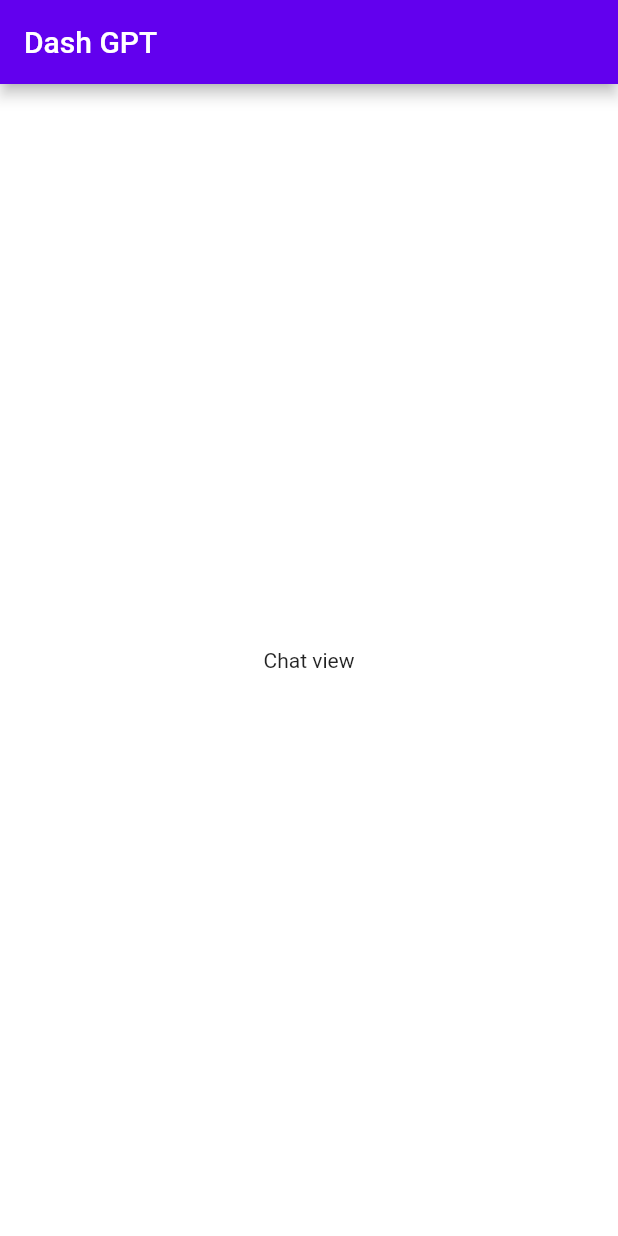
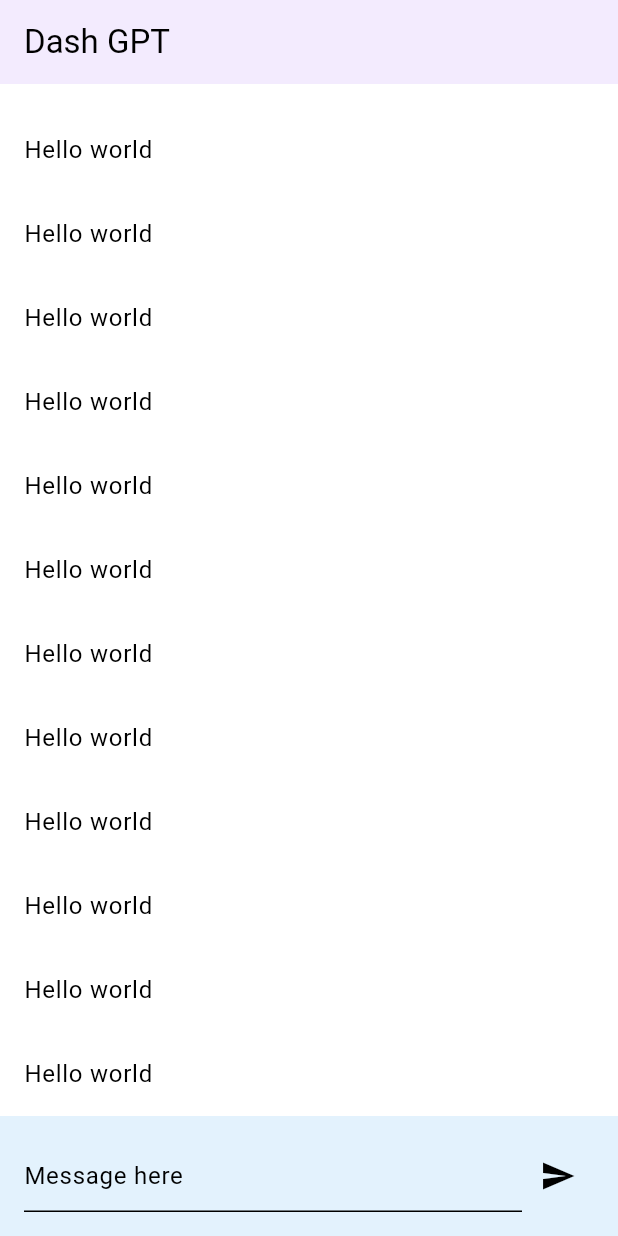
Before and after one commit to paopp2/dash_gpt, a Flutter app: the screen it shows after launch, on a phone screen of 412 x 824 dp. Run offline on Flutter 3.47's test engine with Material 2 defaults, Android fonts, the phone set to English and light mode, and no system bars; our stand-ins replace bloc.

Commit message:
Add initial design for chat page

```diff
--- a/lib/features/chat/view/chat_page.dart
+++ b/lib/features/chat/view/chat_page.dart
@@ -16,8 +16,38 @@ class ChatView extends StatelessWidget {
   Widget build(BuildContext context) {
     return Scaffold(
       appBar: AppBar(title: const Text("Dash GPT")),
-      body: const Center(
-        child: Text('Chat view'),
+      body: Column(
+        children: [
+          Expanded(
+            child: ListView.builder(
+              reverse: true,
+              itemBuilder: (context, index) {
+                return const ListTile(
+                  title: Text('Hello world'),
+                );
+              },
+            ),
+          ),
+          Container(
+            color: Theme.of(context).secondaryHeaderColor,
+            child: Padding(
+              padding: const EdgeInsets.all(16.0),
+              child: Row(
+                children: [
+                  const Expanded(
+                    child: TextField(
+                      decoration: InputDecoration(hintText: 'Message here'),
+                    ),
+                  ),
+                  IconButton(
+                    onPressed: () {},
+                    icon: const Icon(Icons.send),
+                  ),
+                ],
+              ),
+            ),
+          ),
+        ],
       ),
     );
   }
--- a/lib/theme/theme.dart
+++ b/lib/theme/theme.dart
@@ -4,12 +4,14 @@ class AppTheme {
   static get light {
     return ThemeData.from(
       colorScheme: const ColorScheme.light(),
+      useMaterial3: true,
     );
   }
 
   static get dark {
     return ThemeData.from(
       colorScheme: const ColorScheme.dark(),
+      useMaterial3: true,
     );
   }
 }
```
